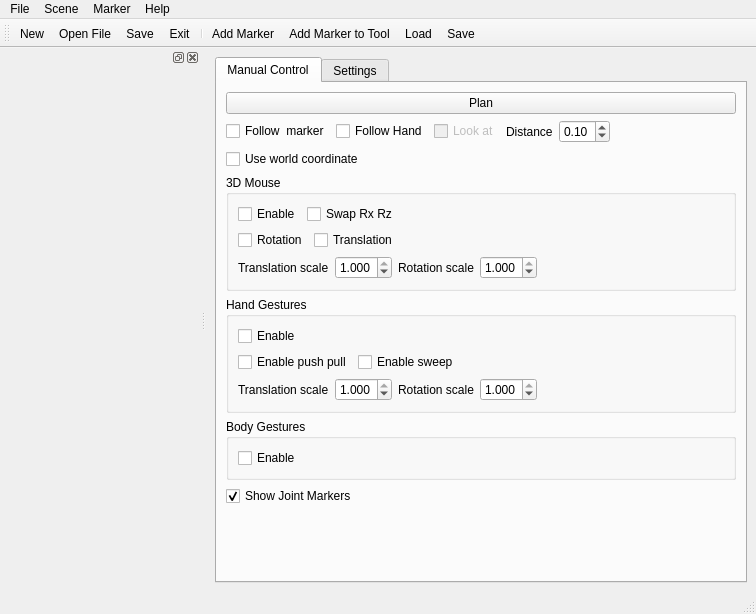
Before: the Qt Designer form hiveground/hg_apps/hg_inspector_arm/src/inspector_arm.ui in cuixiongyi/hiveground-ros-pkg, drawn with Qt 5.
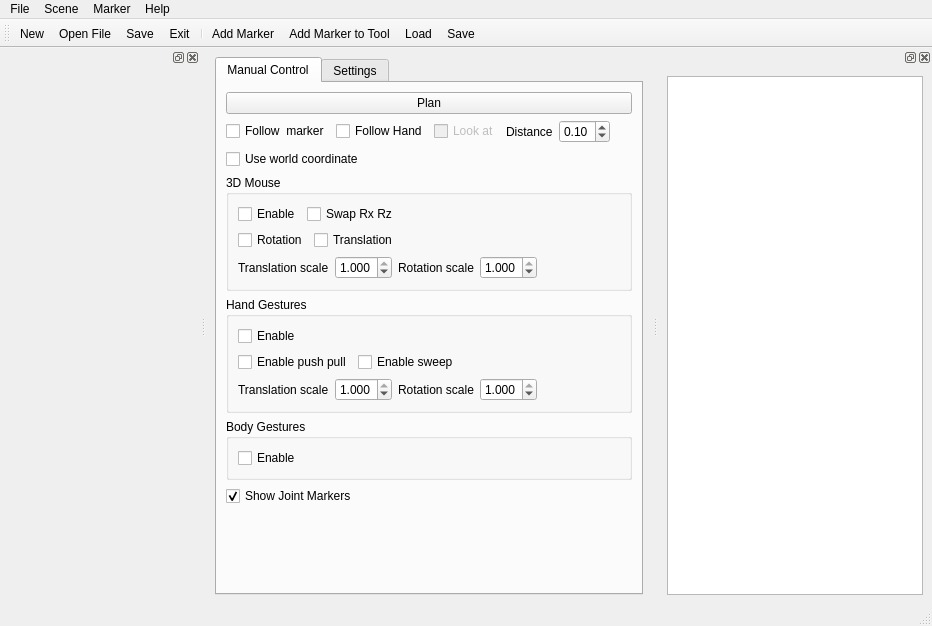
After: the same form once the commit is applied.

Diff of the .ui file:
```diff
--- a/hiveground/hg_apps/hg_inspector_arm/src/inspector_arm.ui
+++ b/hiveground/hg_apps/hg_inspector_arm/src/inspector_arm.ui
@@ -6,8 +6,8 @@
    <rect>
     <x>0</x>
     <y>0</y>
-    <width>756</width>
-    <height>614</height>
+    <width>932</width>
+    <height>626</height>
    </rect>
   </property>
   <property name="windowTitle">
@@ -436,7 +436,7 @@
     <rect>
      <x>0</x>
      <y>0</y>
-     <width>756</width>
+     <width>932</width>
      <height>25</height>
     </rect>
    </property>
@@ -520,6 +520,37 @@
    <addaction name="actionLoadMarker"/>
    <addaction name="actionSaveMarker"/>
   </widget>
+  <widget class="QDockWidget" name="dockWidget_2">
+   <attribute name="dockWidgetArea">
+    <number>2</number>
+   </attribute>
+   <widget class="QWidget" name="dockWidgetContents_3">
+    <layout class="QHBoxLayout" name="horizontalLayout_9">
+     <item>
+      <widget class="QListWidget" name="listWidgetMarker">
+       <property name="minimumSize">
+        <size>
+         <width>150</width>
+         <height>0</height>
+        </size>
+       </property>
+       <property name="dragEnabled">
+        <bool>true</bool>
+       </property>
+       <property name="dragDropMode">
+        <enum>QAbstractItemView::InternalMove</enum>
+       </property>
+       <property name="defaultDropAction">
+        <enum>Qt::MoveAction</enum>
+       </property>
+       <property name="alternatingRowColors">
+        <bool>true</bool>
+       </property>
+      </widget>
+     </item>
+    </layout>
+   </widget>
+  </widget>
   <action name="actionNew">
    <property name="text">
     <string>New</string>
```
